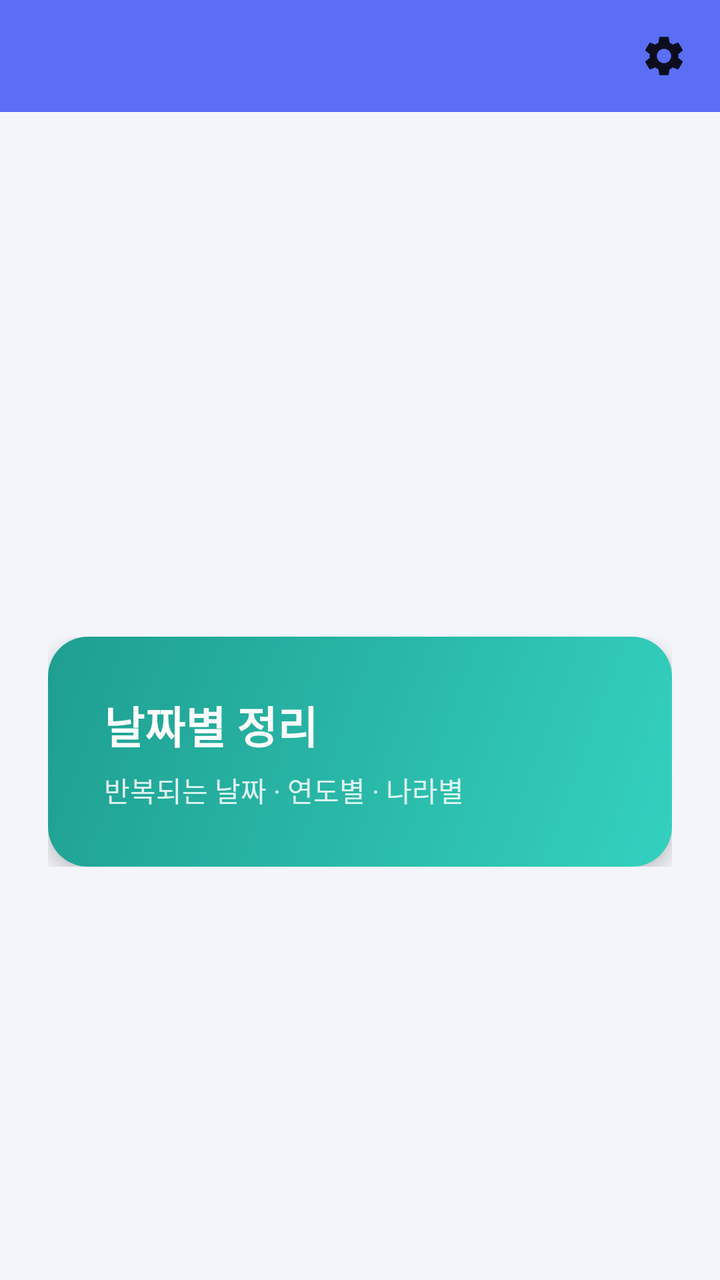
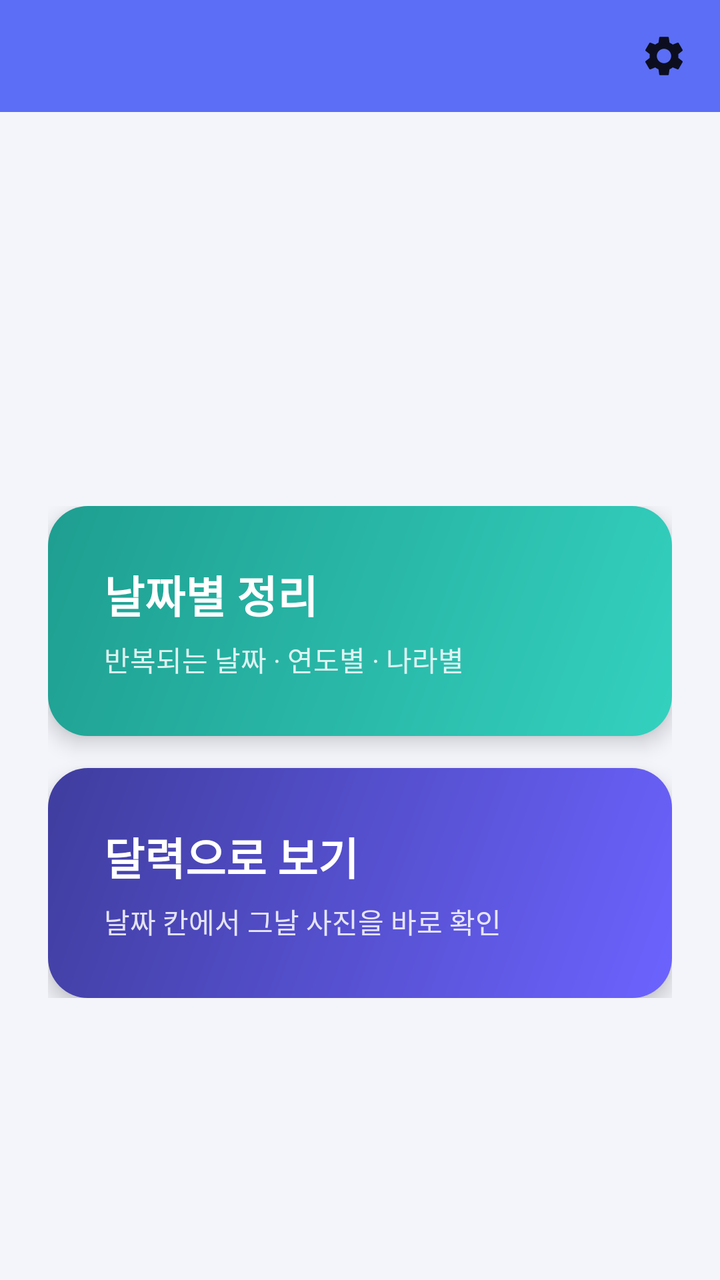

Two renders of the same Android screen: before a commit and after it. Below are the layout's source before the change and the commit's diff.
<!-- AndroidManifest.xml: activity theme Theme.PhotoOrganizer -->
<!-- res/layout/activity_home.xml -->
<?xml version="1.0" encoding="utf-8"?>
<androidx.coordinatorlayout.widget.CoordinatorLayout xmlns:android="http://schemas.android.com/apk/res/android"
    xmlns:app="http://schemas.android.com/apk/res-auto"
    android:layout_width="match_parent"
    android:layout_height="match_parent"
    android:background="@color/background">

    <com.google.android.material.appbar.AppBarLayout
        android:layout_width="match_parent"
        android:layout_height="wrap_content"
        app:elevation="0dp">

        <com.google.android.material.appbar.MaterialToolbar
            android:id="@+id/toolbar"
            android:layout_width="match_parent"
            android:layout_height="?attr/actionBarSize"
            android:background="@android:color/transparent"
            android:title="@string/app_name" />

    </com.google.android.material.appbar.AppBarLayout>

    <ImageButton
        android:id="@+id/btnSettings"
        android:layout_width="48dp"
        android:layout_height="48dp"
        android:layout_gravity="top|end"
        android:layout_marginTop="4dp"
        android:layout_marginEnd="4dp"
        android:background="?attr/selectableItemBackgroundBorderless"
        android:padding="12dp"
        android:src="@drawable/ic_settings"
        android:contentDescription="@string/title_settings" />

    <LinearLayout
        android:layout_width="match_parent"
        android:layout_height="wrap_content"
        android:layout_gravity="center"
        android:orientation="vertical"
        android:padding="24dp"
        app:layout_behavior="@string/appbar_scrolling_view_behavior">

        <com.google.android.material.card.MaterialCardView
            android:id="@+id/cardDateOrganize"
            android:layout_width="match_parent"
            android:layout_height="wrap_content"
            android:checkable="true"
            app:cardBackgroundColor="@android:color/transparent"
            app:cardCornerRadius="20dp"
            app:cardElevation="6dp"
            app:strokeWidth="0dp">

            <LinearLayout
                android:layout_width="match_parent"
                android:layout_height="wrap_content"
                android:background="@drawable/bg_gradient_date"
                android:orientation="vertical"
                android:padding="28dp">

                <TextView
                    android:layout_width="wrap_content"
                    android:layout_height="wrap_content"
                    android:text="@string/home_date_menu"
                    android:textColor="@color/white"
                    android:textSize="22sp"
                    android:textStyle="bold" />

                <TextView
                    android:layout_width="wrap_content"
                    android:layout_height="wrap_content"
                    android:layout_marginTop="6dp"
                    android:alpha="0.85"
                    android:text="@string/home_date_menu_subtitle"
                    android:textColor="@color/white"
                    android:textSize="14sp" />

            </LinearLayout>

        </com.google.android.material.card.MaterialCardView>

    </LinearLayout>

</androidx.coordinatorlayout.widget.CoordinatorLayout>
<!-- resources referenced by this layout -->
<resources>
  <color name="background">#F4F5FB</color>
  <color name="white">#FFFFFF</color>
  <!-- drawable bg_gradient_date (drawable) -->
  <?xml version="1.0" encoding="utf-8"?>
  <shape xmlns:android="http://schemas.android.com/apk/res/android"
      android:shape="rectangle">
      <corners android:radius="16dp" />
      <gradient
          android:angle="135"
          android:endColor="@color/card_date_end"
          android:startColor="@color/card_date_start"
          android:type="linear" />
  </shape>
  <!-- drawable ic_settings (drawable) -->
  <vector xmlns:android="http://schemas.android.com/apk/res/android"
      android:width="24dp"
      android:height="24dp"
      android:viewportWidth="24"
      android:viewportHeight="24">
      <path
          android:fillColor="#DE000000"
          android:pathData="M19.14,12.94c0.04,-0.3 0.06,-0.61 0.06,-0.94c0,-0.32 -0.02,-0.64 -0.07,-0.94l2.03,-1.58c0.18,-0.14 0.23,-0.41 0.12,-0.61l-1.92,-3.32c-0.12,-0.22 -0.37,-0.29 -0.59,-0.22l-2.39,0.96c-0.5,-0.38 -1.03,-0.7 -1.62,-0.94L14.4,2.81c-0.04,-0.24 -0.24,-0.41 -0.48,-0.41h-3.84c-0.24,0 -0.43,0.17 -0.47,0.41L9.25,5.35C8.66,5.59 8.12,5.92 7.63,6.29L5.24,5.33c-0.22,-0.08 -0.47,0 -0.59,0.22L2.74,8.87C2.62,9.08 2.66,9.34 2.86,9.48l2.03,1.58C4.84,11.36 4.8,11.69 4.8,12s0.02,0.64 0.07,0.94l-2.03,1.58c-0.18,0.14 -0.23,0.41 -0.12,0.61l1.92,3.32c0.12,0.22 0.37,0.29 0.59,0.22l2.39,-0.96c0.5,0.38 1.03,0.7 1.62,0.94l0.36,2.54c0.05,0.24 0.24,0.41 0.48,0.41h3.84c0.24,0 0.44,-0.17 0.47,-0.41l0.36,-2.54c0.59,-0.24 1.13,-0.56 1.62,-0.94l2.39,0.96c0.22,0.08 0.47,0 0.59,-0.22l1.92,-3.32c0.12,-0.22 0.07,-0.47 -0.12,-0.61L19.14,12.94zM12,15.6c-1.98,0 -3.6,-1.62 -3.6,-3.6s1.62,-3.6 3.6,-3.6s3.6,1.62 3.6,3.6S13.98,15.6 12,15.6z" />
  </vector>
  <string name="app_name">사진정리</string>
  <string name="home_date_menu">날짜별 정리</string>
  <string name="home_date_menu_subtitle">반복되는 날짜 · 연도별 · 나라별</string>
  <string name="title_settings">설정</string>
  <style name="Theme.PhotoOrganizer" parent="Theme.MaterialComponents.DayNight.NoActionBar">
          <item name="colorPrimary">@color/primary</item>
          <item name="colorPrimaryDark">@color/primary_dark</item>
          <item name="colorAccent">@color/primary</item>
          <item name="android:windowBackground">@color/background</item>
          <item name="android:statusBarColor" tools:targetApi="21">@color/primary_dark</item>
      </style>
  <color name="card_date_end">#1E9E90</color>
  <color name="card_date_start">#34D1BF</color>
  <color name="primary">#5B6EF5</color>
  <color name="primary_dark">#2A3EB1</color>
</resources>

<!-- the commit's change to res/layout/activity_home.xml (unified diff, before → after) -->
@@ -43,6 +43,7 @@
             android:id="@+id/cardDateOrganize"
             android:layout_width="match_parent"
             android:layout_height="wrap_content"
+            android:layout_marginBottom="16dp"
             android:checkable="true"
             app:cardBackgroundColor="@android:color/transparent"
             app:cardCornerRadius="20dp"
@@ -77,6 +78,44 @@
 
         </com.google.android.material.card.MaterialCardView>
 
+        <com.google.android.material.card.MaterialCardView
+            android:id="@+id/cardCalendar"
+            android:layout_width="match_parent"
+            android:layout_height="wrap_content"
+            android:checkable="true"
+            app:cardBackgroundColor="@android:color/transparent"
+            app:cardCornerRadius="20dp"
+            app:cardElevation="6dp"
+            app:strokeWidth="0dp">
+
+            <LinearLayout
+                android:layout_width="match_parent"
+                android:layout_height="wrap_content"
+                android:background="@drawable/bg_gradient_calendar"
+                android:orientation="vertical"
+                android:padding="28dp">
+
+                <TextView
+                    android:layout_width="wrap_content"
+                    android:layout_height="wrap_content"
+                    android:text="@string/home_calendar_menu"
+                    android:textColor="@color/white"
+                    android:textSize="22sp"
+                    android:textStyle="bold" />
+
+                <TextView
+                    android:layout_width="wrap_content"
+                    android:layout_height="wrap_content"
+                    android:layout_marginTop="6dp"
+                    android:alpha="0.85"
+                    android:text="@string/home_calendar_menu_subtitle"
+                    android:textColor="@color/white"
+                    android:textSize="14sp" />
+
+            </LinearLayout>
+
+        </com.google.android.material.card.MaterialCardView>
+
     </LinearLayout>
 
 </androidx.coordinatorlayout.widget.CoordinatorLayout>
<!-- resource entries referenced after the edit -->
@@ -2,6 +2,17 @@
 <resources>
   <color name="background">#F4F5FB</color>
   <color name="white">#FFFFFF</color>
+  <!-- drawable bg_gradient_calendar (drawable) -->
+  <?xml version="1.0" encoding="utf-8"?>
+  <shape xmlns:android="http://schemas.android.com/apk/res/android"
+      android:shape="rectangle">
+      <corners android:radius="16dp" />
+      <gradient
+          android:angle="135"
+          android:endColor="@color/card_calendar_end"
+          android:startColor="@color/card_calendar_start"
+          android:type="linear" />
+  </shape>
   <!-- drawable bg_gradient_date (drawable) -->
   <?xml version="1.0" encoding="utf-8"?>
   <shape xmlns:android="http://schemas.android.com/apk/res/android"
@@ -24,6 +35,8 @@
           android:pathData="M19.14,12.94c0.04,-0.3 0.06,-0.61 0.06,-0.94c0,-0.32 -0.02,-0.64 -0.07,-0.94l2.03,-1.58c0.18,-0.14 0.23,-0.41 0.12,-0.61l-1.92,-3.32c-0.12,-0.22 -0.37,-0.29 -0.59,-0.22l-2.39,0.96c-0.5,-0.38 -1.03,-0.7 -1.62,-0.94L14.4,2.81c-0.04,-0.24 -0.24,-0.41 -0.48,-0.41h-3.84c-0.24,0 -0.43,0.17 -0.47,0.41L9.25,5.35C8.66,5.59 8.12,5.92 7.63,6.29L5.24,5.33c-0.22,-0.08 -0.47,0 -0.59,0.22L2.74,8.87C2.62,9.08 2.66,9.34 2.86,9.48l2.03,1.58C4.84,11.36 4.8,11.69 4.8,12s0.02,0.64 0.07,0.94l-2.03,1.58c-0.18,0.14 -0.23,0.41 -0.12,0.61l1.92,3.32c0.12,0.22 0.37,0.29 0.59,0.22l2.39,-0.96c0.5,0.38 1.03,0.7 1.62,0.94l0.36,2.54c0.05,0.24 0.24,0.41 0.48,0.41h3.84c0.24,0 0.44,-0.17 0.47,-0.41l0.36,-2.54c0.59,-0.24 1.13,-0.56 1.62,-0.94l2.39,0.96c0.22,0.08 0.47,0 0.59,-0.22l1.92,-3.32c0.12,-0.22 0.07,-0.47 -0.12,-0.61L19.14,12.94zM12,15.6c-1.98,0 -3.6,-1.62 -3.6,-3.6s1.62,-3.6 3.6,-3.6s3.6,1.62 3.6,3.6S13.98,15.6 12,15.6z" />
   </vector>
   <string name="app_name">사진정리</string>
+  <string name="home_calendar_menu">달력으로 보기</string>
+  <string name="home_calendar_menu_subtitle">날짜 칸에서 그날 사진을 바로 확인</string>
   <string name="home_date_menu">날짜별 정리</string>
   <string name="home_date_menu_subtitle">반복되는 날짜 · 연도별 · 나라별</string>
   <string name="title_settings">설정</string>
@@ -34,6 +47,8 @@
           <item name="android:windowBackground">@color/background</item>
           <item name="android:statusBarColor" tools:targetApi="21">@color/primary_dark</item>
       </style>
+  <color name="card_calendar_end">#3F3D9E</color>
+  <color name="card_calendar_start">#6C63FF</color>
   <color name="card_date_end">#1E9E90</color>
   <color name="card_date_start">#34D1BF</color>
   <color name="primary">#5B6EF5</color>
